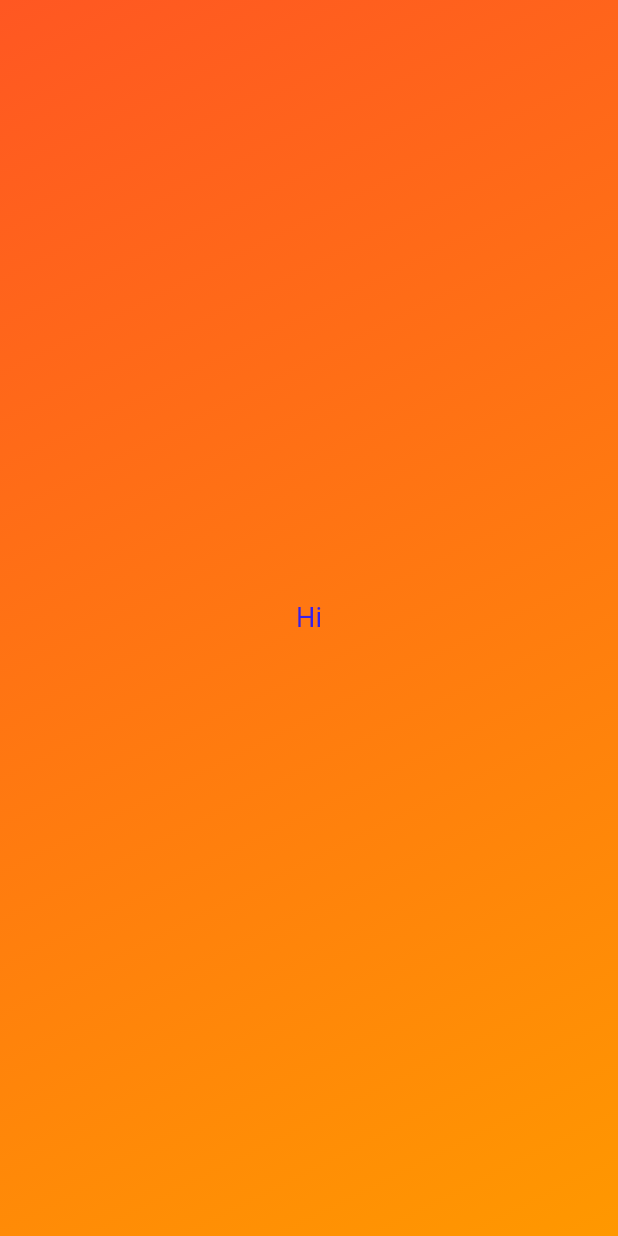
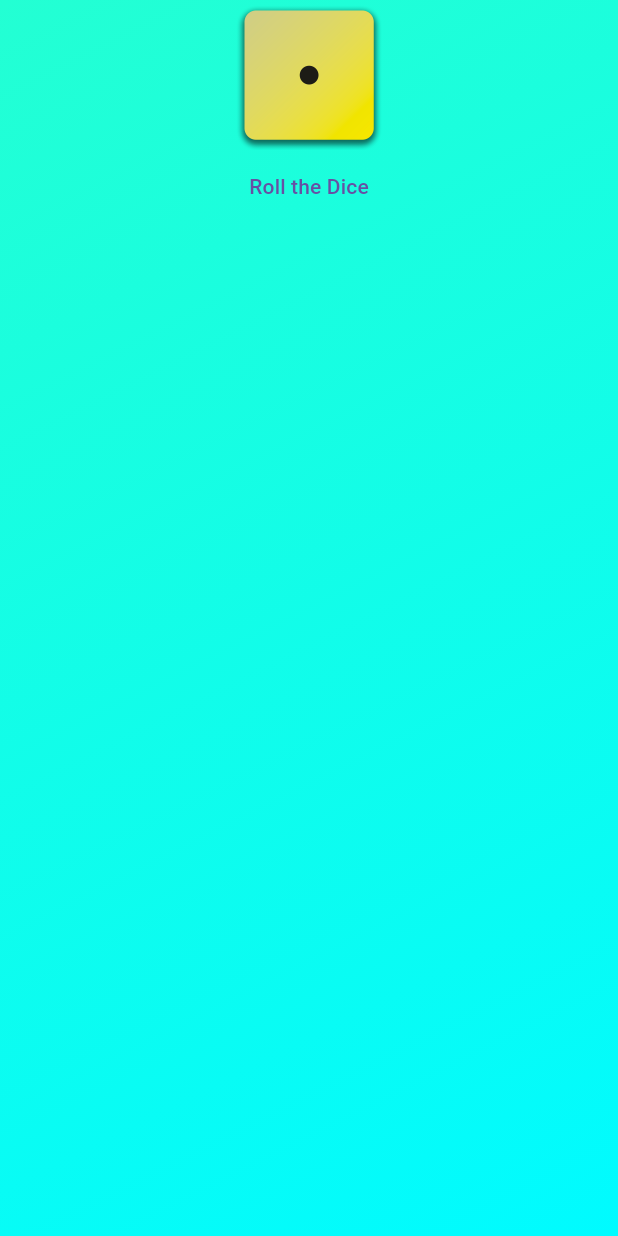
Before and after one commit to Mess925/flutter_test, a Flutter app: the screen it shows after launch, on a phone screen of 412 x 824 dp. Run offline on Flutter 3.47's test engine with Material 3 defaults, Android fonts, the light colour scheme and no system bars.

Commit message:
add_photos

```diff
--- a/test_00/lib/Gradient.dart
+++ b/test_00/lib/Gradient.dart
@@ -1,12 +1,14 @@
 import 'package:flutter/material.dart';
-
-import 'package:test_00/style_text.dart';
 
 const startAlignment = Alignment.topLeft;
 const endAlignment = Alignment.bottomRight;
 
 class GradientContainer extends StatelessWidget {
   const GradientContainer(this.color1, this.color2, {super.key});
+
+  const GradientContainer.color({super.key})
+      : color1 = const Color.fromARGB(255, 35, 255, 211),
+        color2 = const Color.fromARGB(255, 0, 251, 255);
 
   final Color color1;
   final Color color2;
@@ -21,8 +23,16 @@ class GradientContainer extends StatelessWidget {
           end: endAlignment,
         ),
       ),
-      child: const Center(
-        child: StyleText('Hi'),
+      child: Center(
+        child: Column(
+          children: [
+            Image.asset(
+              'assets/images/dice-1.png',
+              width: 100,
+            ),
+            TextButton(onPressed: () {}, child: const Text('Roll the Dice'))
+          ],
+        ),
       ),
     );
   }
--- a/test_00/lib/main.dart
+++ b/test_00/lib/main.dart
@@ -6,7 +6,7 @@ void main() {
   runApp(
     const MaterialApp(
       home: Scaffold(
-        body: GradientContainer(Colors.deepOrange, Colors.orange),
+        body: GradientContainer.color(),
       ),
     ),
   );
```
Also changed, not shown: test_00/pubspec.yaml (+8 -7 lines), test_00/assets/images/dice-1.png (added), test_00/assets/images/dice-2.png (added), test_00/assets/images/dice-3.png (added), test_00/assets/images/dice-4.png (added), test_00/assets/images/dice-5.png (added), test_00/assets/images/dice-6.png (added).
